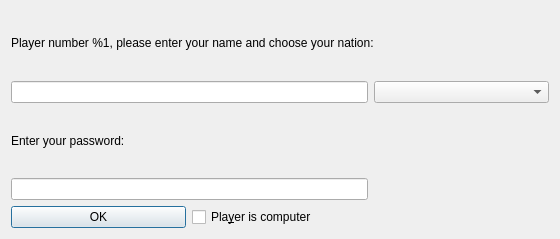
Before: the Qt Designer form ksirk/Dialogs/qplayersetupdialog.ui in KDE/ksirk, drawn with Qt 5.
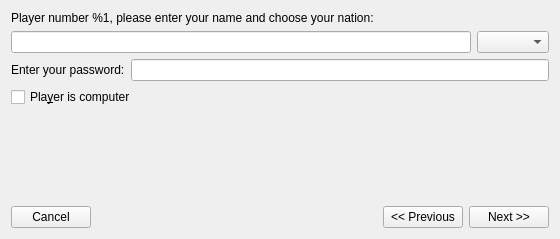
After: the same form once the commit is applied. Custom widgets are drawn as their Qt base class.

Commit message: First step towards implementing previous/next in new game

What changed in the file:
```diff
--- a/ksirk/Dialogs/qplayersetupdialog.ui
+++ b/ksirk/Dialogs/qplayersetupdialog.ui
@@ -1,7 +1,8 @@
-<ui version="4.0" >
- <class>QPlayerSetupDialog</class>
- <widget class="QDialog" name="QPlayerSetupDialog" >
-  <property name="geometry" >
+<?xml version="1.0" encoding="UTF-8"?>
+<ui version="4.0">
+ <class>QPlayerSetupWidget</class>
+ <widget class="QWidget" name="QPlayerSetupWidget">
+  <property name="geometry">
    <rect>
     <x>0</x>
     <y>0</y>
@@ -12,10 +13,10 @@
   <property name="windowTitle" >
    <string>Player Setup</string>
   </property>
-  <layout class="QGridLayout" >
-   <item row="0" column="0" colspan="3" >
-    <widget class="QLabel" name="TextLabel1" >
-     <property name="frameShape" >
+  <layout class="QVBoxLayout" name="verticalLayout">
+   <item>
+    <widget class="QLabel" name="TextLabel1">
+     <property name="frameShape">
       <enum>QFrame::NoFrame</enum>
      </property>
      <property name="text" >
@@ -29,9 +30,11 @@
      </property>
     </widget>
    </item>
-   <item row="1" column="0" colspan="2" >
-    <widget class="QLineEdit" name="LineEdit2" >
-     <property name="text" >
+   <item>
+    <layout class="QHBoxLayout" name="horizontalLayout_2">
+     <item>
+      <widget class="QLineEdit" name="LineEdit2">
+       <property name="text">
       <string/>
      </property>
      <property name="maxLength" >
@@ -42,9 +45,9 @@
      </property>
     </widget>
    </item>
-   <item row="1" column="2" >
-    <widget class="QComboBox" name="nationCombo" >
-     <property name="toolTip" >
+     <item>
+      <widget class="QComboBox" name="nationCombo">
+       <property name="toolTip">
       <string>Choose your nation</string>
      </property>
      <property name="whatsThis" >
@@ -56,9 +59,13 @@
      </property>
     </widget>
    </item>
-   <item row="2" column="0" colspan="2" >
-    <widget class="QLabel" name="passwordLabel" >
-     <property name="text" >
+    </layout>
+   </item>
+   <item>
+    <layout class="QHBoxLayout" name="horizontalLayout">
+     <item>
+      <widget class="QLabel" name="passwordLabel">
+       <property name="text">
       <string>Enter your password:</string>
      </property>
      <property name="wordWrap" >
@@ -66,9 +73,9 @@
      </property>
     </widget>
    </item>
-   <item row="3" column="0" colspan="2" >
-    <widget class="QLineEdit" name="passwordEdit" >
-     <property name="enabled" >
+     <item>
+      <widget class="QLineEdit" name="passwordEdit">
+       <property name="enabled">
       <bool>true</bool>
      </property>
      <property name="maxLength" >
@@ -79,22 +86,75 @@
      </property>
     </widget>
    </item>
-   <item row="4" column="0" >
-    <widget class="QPushButton" name="PushButton1" >
-     <property name="text" >
-      <string>OK</string>
-     </property>
-    </widget>
+    </layout>
    </item>
-   <item row="4" column="1" colspan="2" >
-    <widget class="QCheckBox" name="CheckBox1" >
-     <property name="text" >
+   <item>
+    <widget class="QCheckBox" name="CheckBox1">
+     <property name="text">
       <string>Pla&amp;yer is computer</string>
      </property>
     </widget>
    </item>
-  </layout>
+   <item>
+    <spacer name="verticalSpacer">
+     <property name="orientation">
+      <enum>Qt::Vertical</enum>
+     </property>
+     <property name="sizeHint" stdset="0">
+      <size>
+       <width>20</width>
+       <height>40</height>
+      </size>
+     </property>
+    </spacer>
+   </item>
+   <item>
+    <layout class="QHBoxLayout" name="horizontalLayout_3">
+     <item>
+      <widget class="KPushButton" name="cancelButton">
+       <property name="text">
+        <string>Cancel</string>
+       </property>
+      </widget>
+     </item>
+     <item>
+      <spacer name="horizontalSpacer">
+       <property name="orientation">
+        <enum>Qt::Horizontal</enum>
+       </property>
+       <property name="sizeHint" stdset="0">
+        <size>
+         <width>40</width>
+         <height>20</height>
+        </size>
+       </property>
+      </spacer>
+     </item>
+     <item>
+      <widget class="KPushButton" name="previousButton">
+       <property name="text">
+        <string>&lt;&lt; Previous</string>
+       </property>
+      </widget>
+     </item>
+     <item>
+      <widget class="KPushButton" name="nextButton">
+       <property name="text">
+        <string>Next &gt;&gt;</string>
+       </property>
+      </widget>
+     </item>
+    </layout>
+   </item>
+  </layout>
  </widget>
+ <customwidgets>
+  <customwidget>
+   <class>KPushButton</class>
+   <extends>QPushButton</extends>
+   <header>kpushbutton.h</header>
+  </customwidget>
+ </customwidgets>
  <tabstops>
   <tabstop>LineEdit2</tabstop>
   <tabstop>nationCombo</tabstop>
```
Left out of the diff: 26 changed lines with no effect on the pictures. Lines whose indentation alone changed are shown as unchanged. The commit also changes 24 other files.
